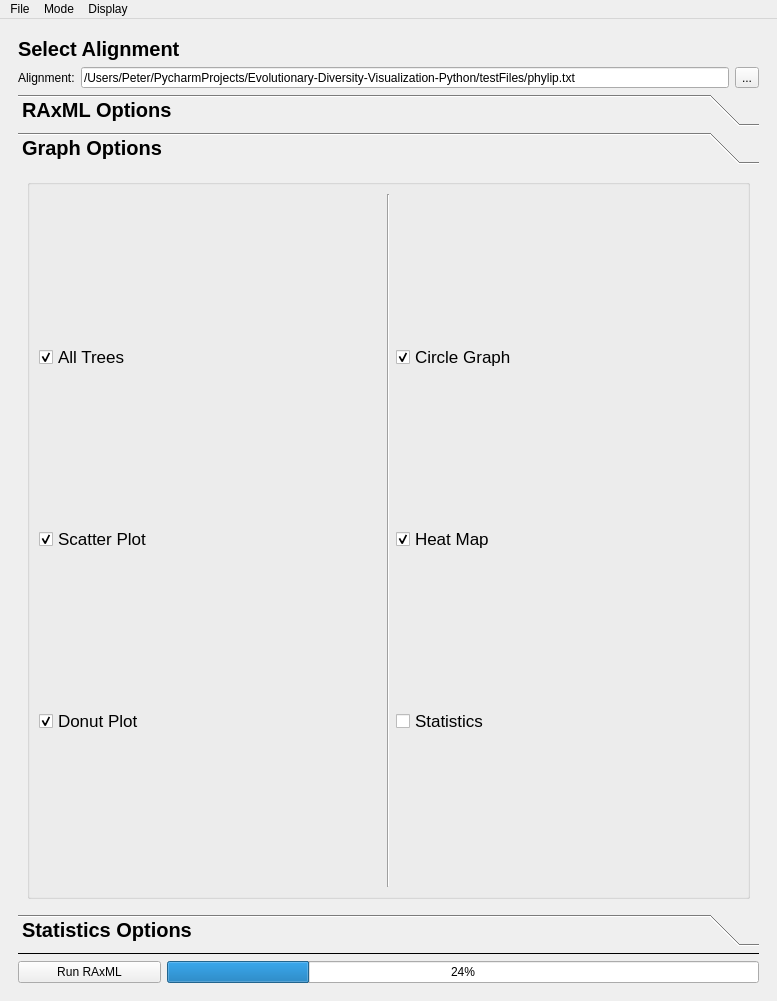
Above: module/gui_layout.ui from PeterDulworth/PhyloVis before the change. Below: the same form after it.
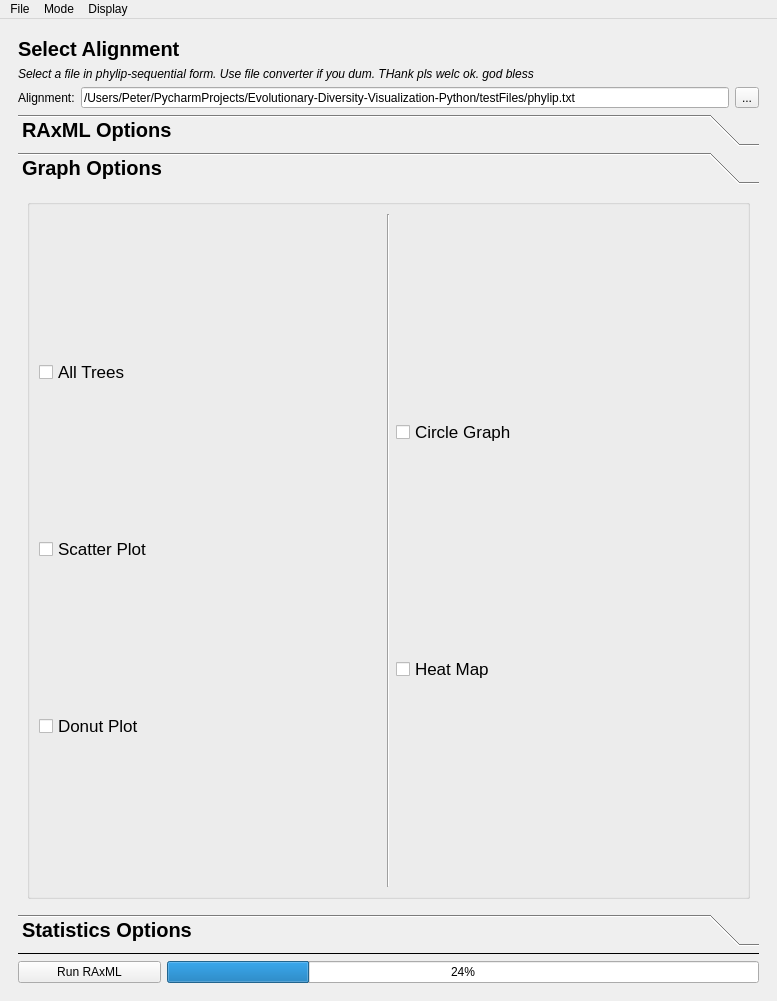
That is the form after the change. The open tabs and pages were chosen to show the change.

Commit message: removed statistics checkbox - made file inputs read only

Patch:
```diff
--- a/module/gui_layout.ui
+++ b/module/gui_layout.ui
@@ -244,6 +244,18 @@
             </property>
            </widget>
           </item>
+          <item>
+           <widget class="QLabel" name="label_7">
+            <property name="font">
+             <font>
+              <italic>true</italic>
+             </font>
+            </property>
+            <property name="text">
+             <string>Select a file in phylip-sequential form. Use file converter if you dum. THank pls welc ok. god bless</string>
+            </property>
+           </widget>
+          </item>
           <item>
            <layout class="QHBoxLayout" name="inputFileHL">
             <item>
@@ -273,6 +285,9 @@
               <property name="alignment">
                <set>Qt::AlignJustify|Qt::AlignVCenter</set>
               </property>
+              <property name="readOnly">
+               <bool>true</bool>
+              </property>
              </widget>
             </item>
             <item>
@@ -1229,7 +1244,7 @@
                <x>0</x>
                <y>0</y>
                <width>727</width>
-               <height>717</height>
+               <height>696</height>
               </rect>
              </property>
              <attribute name="label">
@@ -1262,7 +1277,7 @@
                         <string>All Trees</string>
                        </property>
                        <property name="checked">
-                        <bool>true</bool>
+                        <bool>false</bool>
                        </property>
                       </widget>
                      </item>
@@ -1302,7 +1317,7 @@
                         <string>Scatter Plot</string>
                        </property>
                        <property name="checked">
-                        <bool>true</bool>
+                        <bool>false</bool>
                        </property>
                       </widget>
                      </item>
@@ -1342,7 +1357,7 @@
                         <string>Donut Plot</string>
                        </property>
                        <property name="checked">
-                        <bool>true</bool>
+                        <bool>false</bool>
                        </property>
                       </widget>
                      </item>
@@ -1393,7 +1408,7 @@
                         <string>Circle Graph</string>
                        </property>
                        <property name="checked">
-                        <bool>true</bool>
+                        <bool>false</bool>
                        </property>
                       </widget>
                      </item>
@@ -1427,7 +1442,7 @@
                         <string>Heat Map</string>
                        </property>
                        <property name="checked">
-                        <bool>true</bool>
+                        <bool>false</bool>
                        </property>
                       </widget>
                      </item>
@@ -1446,40 +1461,6 @@
                      </item>
                     </layout>
                    </item>
-                   <item>
-                    <layout class="QHBoxLayout" name="statisticsHL">
-                     <item>
-                      <widget class="QCheckBox" name="checkboxStatistics">
-                       <property name="font">
-                        <font>
-                         <pointsize>13</pointsize>
-                         <weight>50</weight>
-                         <bold>false</bold>
-                        </font>
-                       </property>
-                       <property name="text">
-                        <string>Statistics</string>
-                       </property>
-                       <property name="checked">
-                        <bool>false</bool>
-                       </property>
-                      </widget>
-                     </item>
-                     <item>
-                      <spacer name="statisticsSpacer">
-                       <property name="orientation">
-                        <enum>Qt::Horizontal</enum>
-                       </property>
-                       <property name="sizeHint" stdset="0">
-                        <size>
-                         <width>40</width>
-                         <height>20</height>
-                        </size>
-                       </property>
-                      </spacer>
-                     </item>
-                    </layout>
-                   </item>
                   </layout>
                  </item>
                 </layout>
```
Left out of the diff: 29 changed lines with no effect on the pictures. The commit also changes 4 other files.
